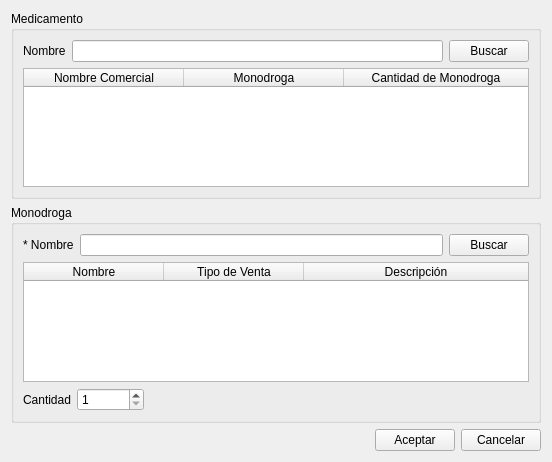
First picture: the form in ventanas/vtnMedicamento.ui, repository leaLuque/FarmaciaCrisol, before the edit.
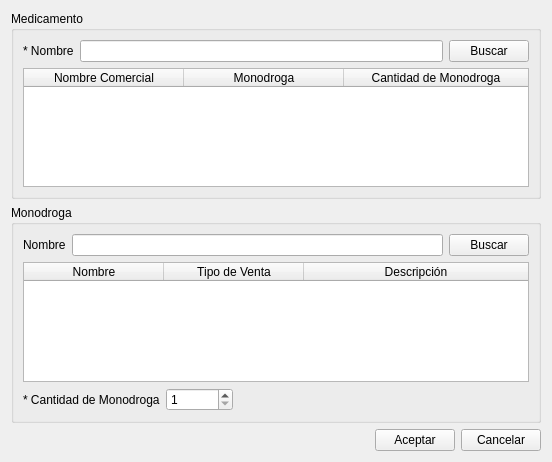
Second picture: the form after the edit.

```diff
--- a/ventanas/vtnMedicamento.ui
+++ b/ventanas/vtnMedicamento.ui
@@ -25,7 +25,7 @@
         <item>
          <widget class="QLabel" name="label_4">
           <property name="text">
-           <string>Nombre</string>
+           <string>* Nombre</string>
           </property>
          </widget>
         </item>
@@ -102,7 +102,7 @@
         <item>
          <widget class="QLabel" name="label_5">
           <property name="text">
-           <string>* Nombre</string>
+           <string>Nombre</string>
           </property>
          </widget>
         </item>
@@ -173,7 +173,7 @@
         <item>
          <widget class="QLabel" name="label_3">
           <property name="text">
-           <string>Cantidad</string>
+           <string>* Cantidad de Monodroga</string>
           </property>
          </widget>
         </item>
```
